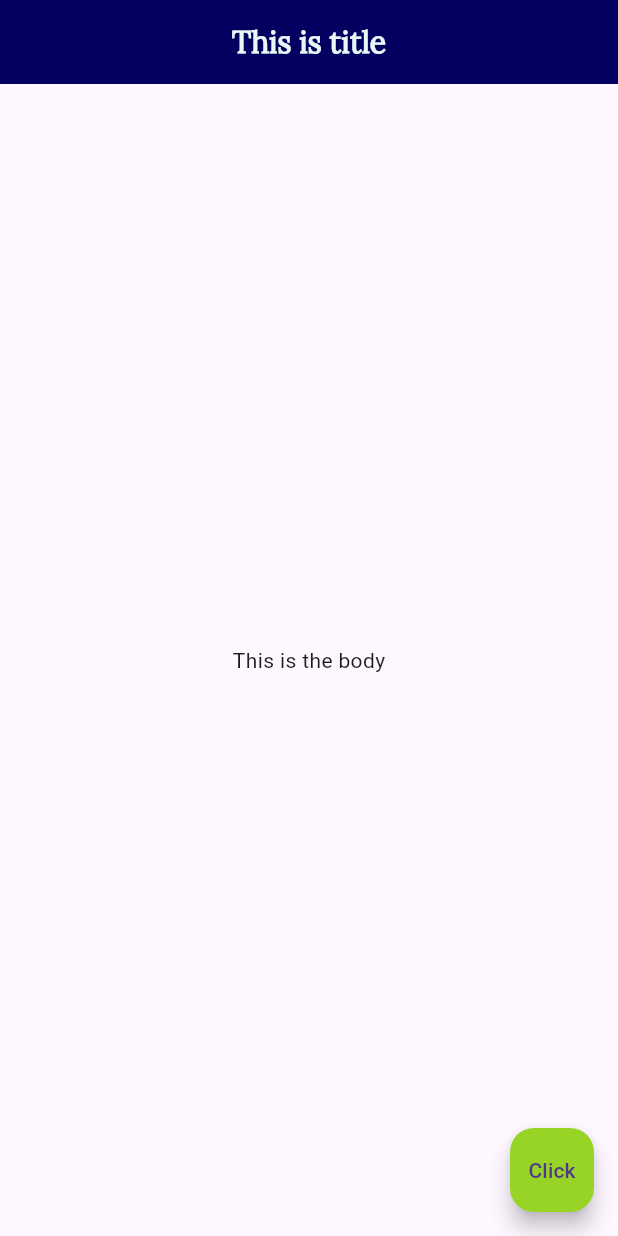
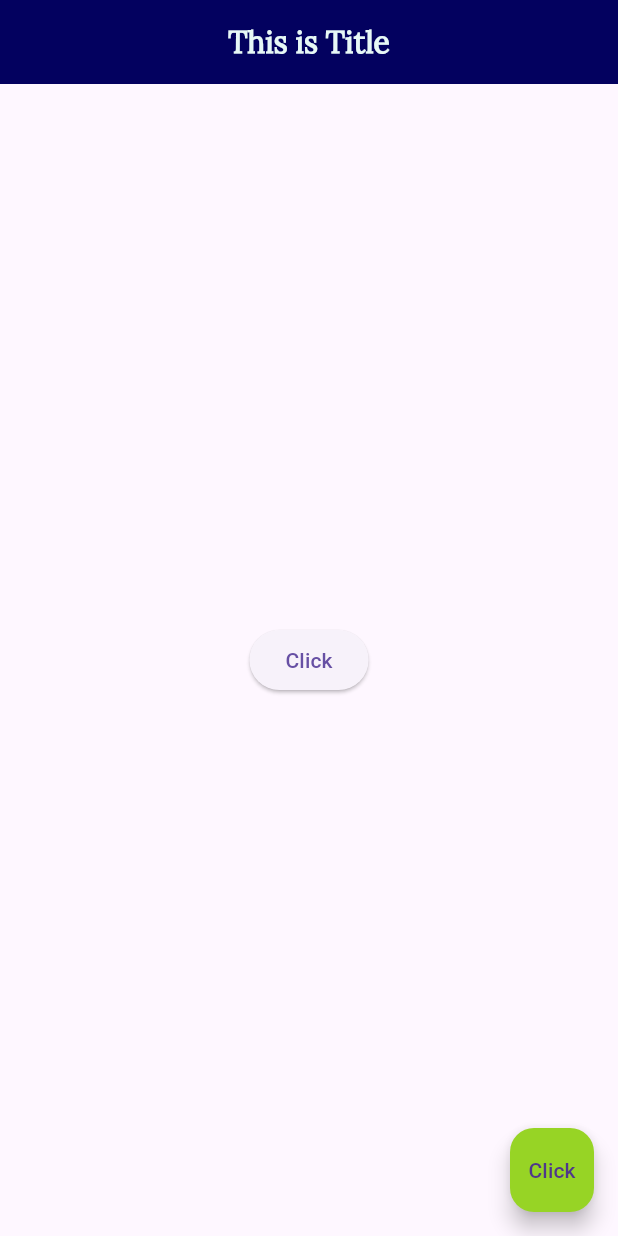
Before and after one commit to Knightak/virtuoso, a Flutter app: the screen it shows after launch, on a phone screen of 412 x 824 dp. Run offline on Flutter 3.47's test engine with Material 3 defaults, Android fonts, the phone set to English and light mode, and no system bars; missing offline and left inert: dart:ui_web.

Commit message:
git push

```diff
--- a/lib/main.dart
+++ b/lib/main.dart
@@ -1,3 +1,4 @@
+import 'dart:ui_web';
 import 'package:flutter/material.dart';
 import 'package:provider/provider.dart';
 
@@ -11,7 +12,7 @@ class Home extends StatelessWidget {
     return Scaffold(
       appBar: AppBar(
         title: Text(
-          'This is title',
+          'This is Title',
           style: TextStyle(
             fontSize: 20,
             fontWeight: FontWeight.w900,
@@ -23,7 +24,10 @@ class Home extends StatelessWidget {
         backgroundColor: Color.fromARGB(255, 3, 1, 95),
       ),
       body: Center(
-        child: Text('This is the body'),
+        child: ElevatedButton(
+          onPressed: () {},
+          child: Text('Click'),
+        ),
       ),
       floatingActionButton: FloatingActionButton(
         backgroundColor: Color.fromARGB(255, 151, 212, 37),
--- a/pubspec.yaml
+++ b/pubspec.yaml
@@ -31,4 +31,4 @@ flutter:
         - asset: fonts/Lora-Regular.ttf
 
   assets:
-    - img/
+    - images/
```
Also changed, not shown: images/apple.jpg (added), 1 other file.
